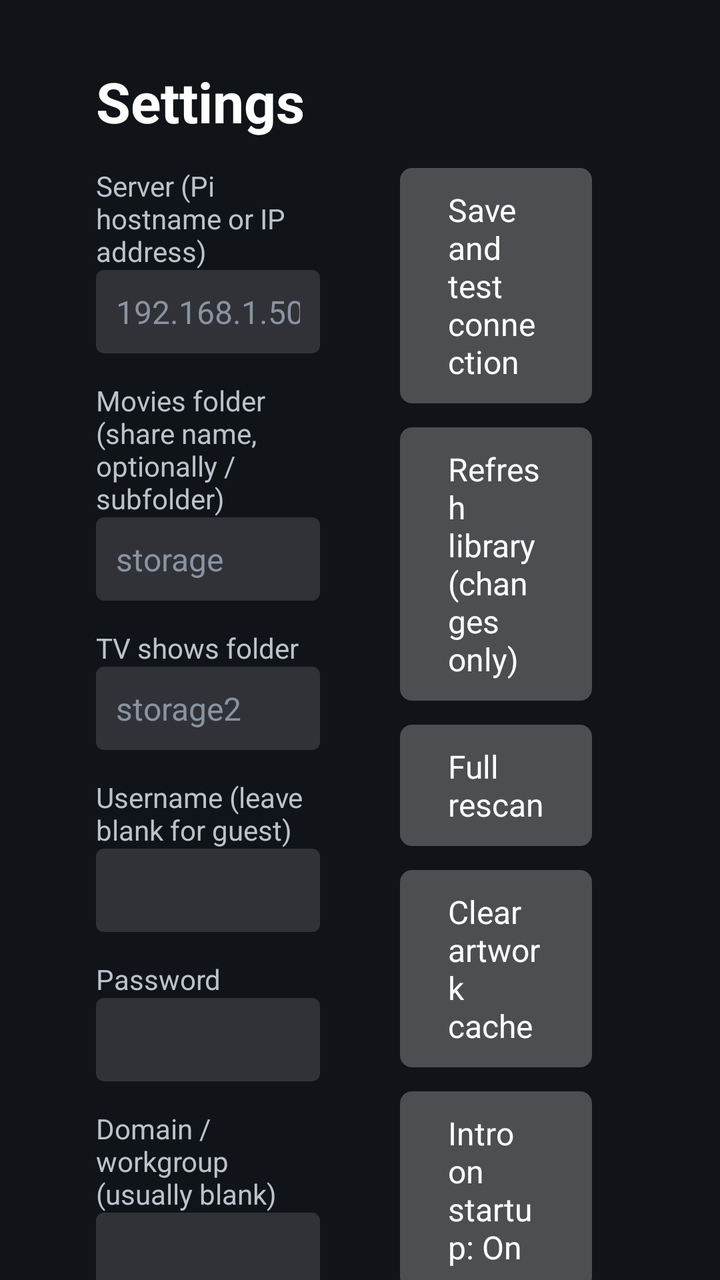
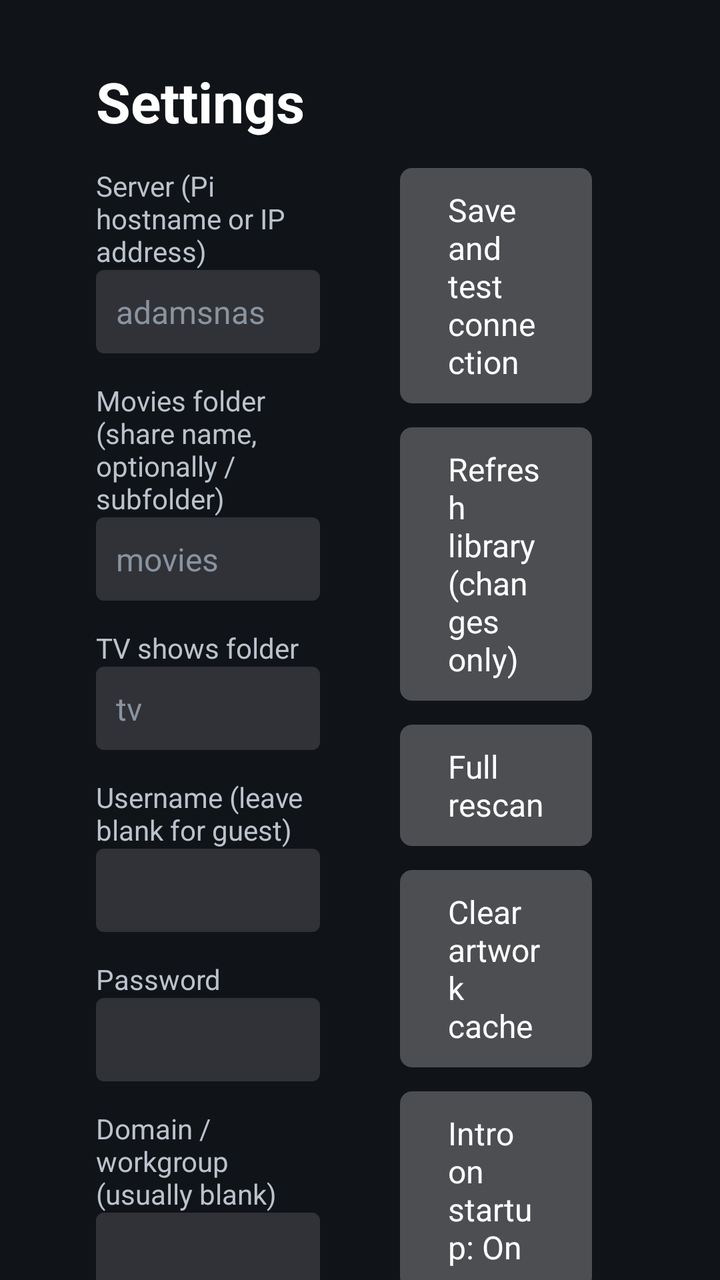

Before-and-after screenshots of an Android layout around one commit, followed by the original layout XML and the change that was made.
<!-- AndroidManifest.xml: application theme Theme.RandyFlix -->
<!-- res/layout/activity_settings.xml -->
<?xml version="1.0" encoding="utf-8"?>
<ScrollView xmlns:android="http://schemas.android.com/apk/res/android"
    android:layout_width="match_parent"
    android:layout_height="match_parent"
    android:background="@color/bg">

    <LinearLayout
        android:layout_width="match_parent"
        android:layout_height="wrap_content"
        android:orientation="horizontal"
        android:paddingLeft="48dp"
        android:paddingTop="32dp"
        android:paddingRight="48dp"
        android:paddingBottom="32dp">

        <LinearLayout
            android:layout_width="0dp"
            android:layout_height="wrap_content"
            android:layout_weight="1"
            android:orientation="vertical">

            <TextView
                android:layout_width="wrap_content"
                android:layout_height="wrap_content"
                android:text="Settings"
                android:textColor="@color/text_primary"
                android:textSize="28sp"
                android:textStyle="bold" />

            <TextView style="@style/FieldLabel" android:text="Server (Pi hostname or IP address)" />
            <EditText android:id="@+id/host" style="@style/Field" android:hint="192.168.1.50" />

            <TextView style="@style/FieldLabel" android:text="Movies folder (share name, optionally /subfolder)" />
            <EditText android:id="@+id/movies" style="@style/Field" android:hint="storage" />

            <TextView style="@style/FieldLabel" android:text="TV shows folder" />
            <EditText android:id="@+id/tv" style="@style/Field" android:hint="storage2" />

            <TextView style="@style/FieldLabel" android:text="Username (leave blank for guest)" />
            <EditText android:id="@+id/user" style="@style/Field" />

            <TextView style="@style/FieldLabel" android:text="Password" />
            <EditText android:id="@+id/password" style="@style/Field" android:inputType="textPassword" />

            <TextView style="@style/FieldLabel" android:text="Domain / workgroup (usually blank)" />
            <EditText android:id="@+id/domain" style="@style/Field" />
        </LinearLayout>

        <LinearLayout
            android:layout_width="0dp"
            android:layout_height="wrap_content"
            android:layout_marginStart="40dp"
            android:layout_weight="1"
            android:orientation="vertical"
            android:paddingTop="52dp">

            <Button android:id="@+id/save" style="@style/TvButton" android:layout_marginBottom="12dp" android:text="Save and test connection" />
            <Button android:id="@+id/refresh" style="@style/TvButton" android:layout_marginBottom="12dp" android:text="Refresh library (changes only)" />
            <Button android:id="@+id/full" style="@style/TvButton" android:layout_marginBottom="12dp" android:text="Full rescan" />
            <Button android:id="@+id/clear_images" style="@style/TvButton" android:layout_marginBottom="12dp" android:text="Clear artwork cache" />
            <Button android:id="@+id/intro" style="@style/TvButton" android:layout_marginBottom="12dp" android:text="Intro on startup: On" />

            <TextView
                android:id="@+id/status"
                android:layout_width="match_parent"
                android:layout_height="wrap_content"
                android:layout_marginTop="12dp"
                android:textColor="@color/text_secondary"
                android:textSize="15sp" />

            <TextView
                android:id="@+id/version"
                android:layout_width="wrap_content"
                android:layout_height="wrap_content"
                android:layout_marginTop="20dp"
                android:textColor="@color/text_dim"
                android:textSize="12sp" />
        </LinearLayout>
    </LinearLayout>
</ScrollView>
<!-- resources referenced by this layout -->
<resources>
  <color name="bg">#FF101318</color>
  <color name="text_dim">#FF8A93A0</color>
  <color name="text_primary">#FFFFFFFF</color>
  <color name="text_secondary">#FFBBC2CC</color>
  <style name="Field">
          <item name="android:layout_width">match_parent</item>
          <item name="android:layout_height">wrap_content</item>
          <item name="android:background">@drawable/field_bg</item>
          <item name="android:padding">10dp</item>
          <item name="android:textColor">@color/text_primary</item>
          <item name="android:textColorHint">@color/text_dim</item>
          <item name="android:textSize">16sp</item>
          <item name="android:singleLine">true</item>
          <item name="android:inputType">text</item>
      </style>
  <style name="FieldLabel">
          <item name="android:layout_width">match_parent</item>
          <item name="android:layout_height">wrap_content</item>
          <item name="android:layout_marginTop">14dp</item>
          <item name="android:textColor">@color/text_secondary</item>
          <item name="android:textSize">14sp</item>
      </style>
  <style name="TvButton">
          <item name="android:layout_width">wrap_content</item>
          <item name="android:layout_height">wrap_content</item>
          <item name="android:layout_marginEnd">16dp</item>
          <item name="android:background">@drawable/btn_bg</item>
          <item name="android:textColor">@color/btn_text</item>
          <item name="android:textSize">16sp</item>
          <item name="android:textAllCaps">false</item>
          <item name="android:paddingLeft">24dp</item>
          <item name="android:paddingRight">24dp</item>
          <item name="android:paddingTop">10dp</item>
          <item name="android:paddingBottom">10dp</item>
          <item name="android:minHeight">0dp</item>
          <item name="android:minWidth">0dp</item>
          <item name="android:focusable">true</item>
          <item name="android:stateListAnimator">@null</item>
      </style>
  <style name="Theme.RandyFlix" parent="Theme.Leanback">
          <item name="android:windowBackground">@color/bg</item>
          <item name="android:colorAccent">@color/accent</item>
      </style>
  <!-- drawable field_bg (drawable) -->
  <?xml version="1.0" encoding="utf-8"?>
  <selector xmlns:android="http://schemas.android.com/apk/res/android">
      <item android:state_focused="true">
          <shape android:shape="rectangle">
              <solid android:color="#33FFFFFF" />
              <stroke android:width="2dp" android:color="@color/accent" />
              <corners android:radius="4dp" />
          </shape>
      </item>
      <item>
          <shape android:shape="rectangle">
              <solid android:color="#22FFFFFF" />
              <corners android:radius="4dp" />
          </shape>
      </item>
  </selector>
  <!-- drawable btn_bg (drawable) -->
  <?xml version="1.0" encoding="utf-8"?>
  <selector xmlns:android="http://schemas.android.com/apk/res/android">
      <item android:state_focused="true">
          <shape android:shape="rectangle">
              <solid android:color="@color/accent" />
              <corners android:radius="6dp" />
          </shape>
      </item>
      <item>
          <shape android:shape="rectangle">
              <solid android:color="#40FFFFFF" />
              <corners android:radius="6dp" />
          </shape>
      </item>
  </selector>
  <color name="accent">#FFF5A623</color>
</resources>

<!-- the commit's change to res/layout/activity_settings.xml (unified diff, before → after) -->
@@ -28,13 +28,13 @@
                 android:textStyle="bold" />
 
             <TextView style="@style/FieldLabel" android:text="Server (Pi hostname or IP address)" />
-            <EditText android:id="@+id/host" style="@style/Field" android:hint="192.168.1.50" />
+            <EditText android:id="@+id/host" style="@style/Field" android:hint="adamsnas" />
 
             <TextView style="@style/FieldLabel" android:text="Movies folder (share name, optionally /subfolder)" />
-            <EditText android:id="@+id/movies" style="@style/Field" android:hint="storage" />
+            <EditText android:id="@+id/movies" style="@style/Field" android:hint="movies" />
 
             <TextView style="@style/FieldLabel" android:text="TV shows folder" />
-            <EditText android:id="@+id/tv" style="@style/Field" android:hint="storage2" />
+            <EditText android:id="@+id/tv" style="@style/Field" android:hint="tv" />
 
             <TextView style="@style/FieldLabel" android:text="Username (leave blank for guest)" />
             <EditText android:id="@+id/user" style="@style/Field" />
